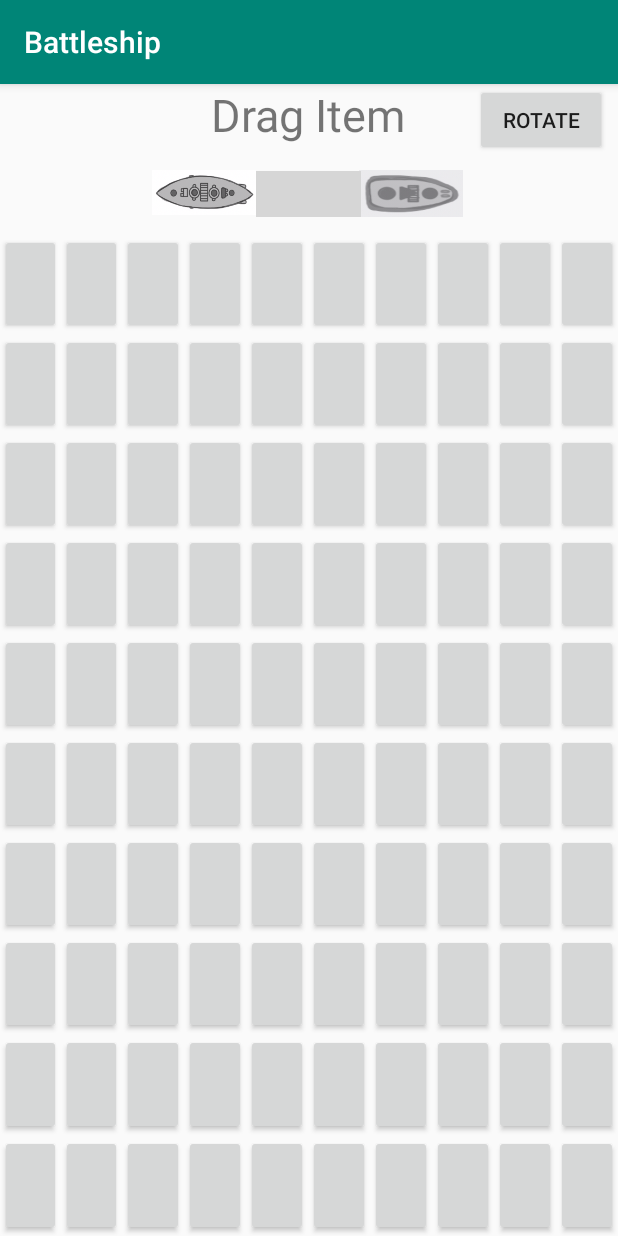
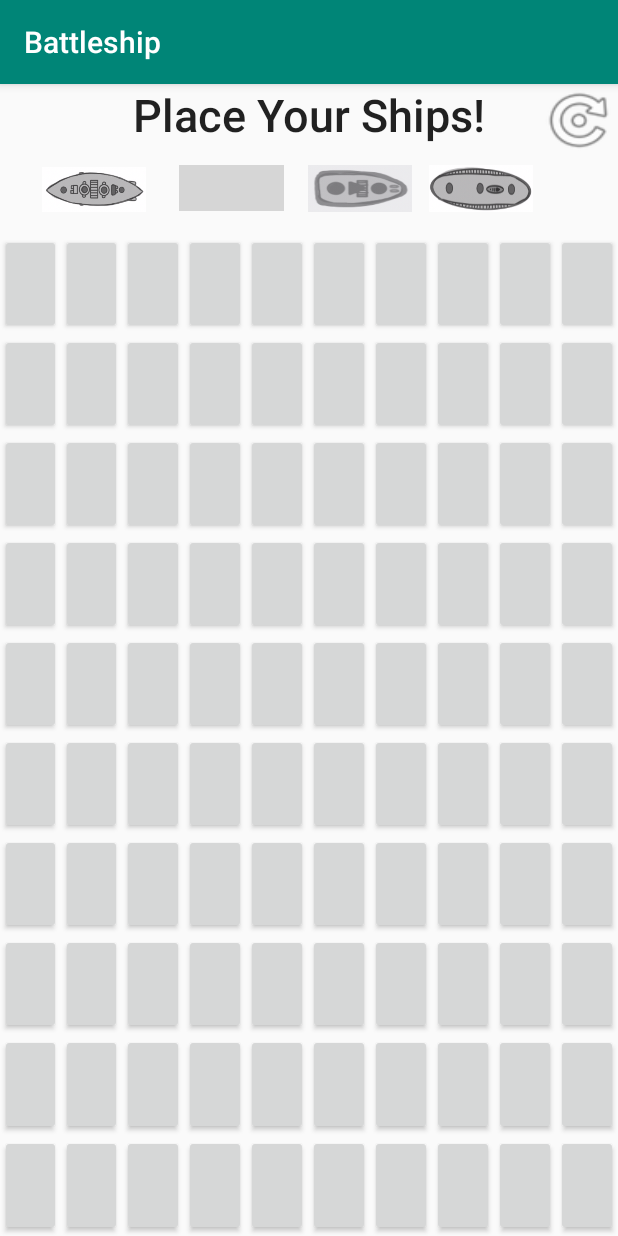
Before and after one commit to 21ChenYe/FIGHTBOAT, an Android app: the screen it shows after launch (MainActivity), on a phone screen of 412 x 824 dp. Run offline under Robolectric (Android 15) with nearby library versions, the phone set to English and light mode, and no system bars; grey boxes are pictures that could not be loaded.

Commit message:
Added Sub, rotate image

```diff
--- a/Battleship/app/src/main/java/com/example/battleship/MainActivity.java
+++ b/Battleship/app/src/main/java/com/example/battleship/MainActivity.java
@@ -27,6 +27,7 @@ public class MainActivity extends AppCompatActivity {
     private Ship carrier;
     private Ship battleship;
     private Ship cruiser;
+    private Ship sub;
     private Button buttonRotate;
     private String type;
     private String direction;
@@ -66,6 +67,12 @@ public class MainActivity extends AppCompatActivity {
         myOnLongClickListener LongClickListen3 = new myOnLongClickListener();
         cruiser.setOnLongClickListener(LongClickListen3);
 
+        sub = findViewById(R.id.sub_ship);
+        sub.setType("sub");
+        sub.setLength(3);
+        myOnLongClickListener LongClickListen4 = new myOnLongClickListener();
+        sub.setOnLongClickListener(LongClickListen4);
+
 
         buttonRotate = findViewById(R.id.rotate_button);
         buttonRotate.setOnClickListener(new View.OnClickListener() {
@@ -78,6 +85,8 @@ public class MainActivity extends AppCompatActivity {
                     battleship.setDirection("n");
                     cruiser.setRotation(cruiser.getRotation() + 90);
                     cruiser.setDirection("n");
+                    sub.setRotation(sub.getRotation() + 90);
+                    sub.setDirection("n");
                 }
                 else {
                     carrier.setRotation(carrier.getRotation() - 90);
@@ -86,6 +95,8 @@ public class MainActivity extends AppCompatActivity {
                     battleship.setDirection("e");
                     cruiser.setRotation(cruiser.getRotation() - 90);
                     cruiser.setDirection("e");
+                    sub.setRotation(sub.getRotation() - 90);
+                    sub.setDirection("e");
                 }
             }
         });
@@ -170,10 +181,10 @@ public class MainActivity extends AppCompatActivity {
                                 return false;
                             }
                         }
+                        if(!check(x,y)){
+                            return false;}
                                 if(direction.equals("n")){
-                                    if(!check(x,y)){
-                                        return false;
-                                    }
+
                                     for (int i = y; i < y+length ; i++){
                                         buttons[i][x].setBackgroundColor(Color.GREEN);
                                     }
@@ -250,7 +261,7 @@ public class MainActivity extends AppCompatActivity {
                                         buttons[y][x+i].setBackground(part);
                                     }
                                 }
-                                Ship[] shiparr = {carrier,battleship,cruiser};
+                                Ship[] shiparr = {carrier,battleship,cruiser,sub};
                                 for(int k = 0; k<shiparr.length;k++){
                                     if(shiparr[k].getType() == type){
                                         shiparr[k].setPositions(x,y);
--- a/Battleship/app/src/main/res/layout/activity_main.xml
+++ b/Battleship/app/src/main/res/layout/activity_main.xml
@@ -19,28 +19,33 @@
             android:layout_alignParentTop="true"
             android:layout_centerHorizontal="true"
             android:tag=""
-            android:text="Drag Item"
+            android:text="Place Your Ships!"
+            android:textAppearance="@style/TextAppearance.AppCompat.Body2"
             android:textSize="30sp" />
 
         <Button
             android:id="@+id/rotate_button"
-            android:layout_width="wrap_content"
+            android:layout_width="53dp"
             android:layout_height="wrap_content"
             android:layout_alignParentTop="true"
             android:layout_centerHorizontal="false"
-            android:layout_marginLeft="46dp"
+            android:layout_marginLeft="36dp"
             android:layout_toRightOf="@+id/text_view_player"
-            android:text="Rotate" />
+            android:background="@android:drawable/ic_menu_rotate"
+            android:textSize="7dp" />
 
         <com.example.battleship.Ship
             android:id="@+id/carrier_ship"
             android:layout_width="70dp"
             android:layout_height="31dp"
             android:layout_below="@+id/text_view_player"
+            android:layout_alignParentStart="true"
+            android:layout_alignParentLeft="true"
             android:layout_alignParentBottom="true"
-            android:layout_centerHorizontal="true"
-            android:layout_marginTop="17dp"
-            android:layout_marginBottom="11dp"
+            android:layout_marginStart="119dp"
+            android:layout_marginLeft="119dp"
+            android:layout_marginTop="13dp"
+            android:layout_marginBottom="15dp"
             android:background="@drawable/carrier"
             android:minHeight="48dp"
             android:text="Drag Me!" />
@@ -49,23 +54,40 @@
             android:id="@+id/battle_ship"
             android:layout_width="69dp"
             android:layout_height="30dp"
-            android:layout_alignBottom="@+id/carrier_ship"
-            android:layout_centerHorizontal="false"
+            android:layout_alignParentStart="true"
+            android:layout_alignParentLeft="true"
+            android:layout_alignParentTop="true"
+            android:layout_marginStart="28dp"
+            android:layout_marginLeft="28dp"
+            android:layout_marginTop="55dp"
             android:layout_marginRight="0dp"
-            android:layout_marginBottom="1dp"
-            android:layout_toLeftOf="@+id/carrier_ship"
-            android:background="@drawable/bship"
-            android:text="Drag Me!" />
+            android:layout_marginBottom="0dp"
+            android:background="@drawable/bship" />
 
         <com.example.battleship.Ship
             android:id="@+id/cruiser_ship"
             android:layout_width="69dp"
             android:layout_height="31dp"
-            android:layout_alignBottom="@+id/carrier_ship"
-            android:layout_centerHorizontal="false"
-            android:layout_marginLeft="-1dp"
-            android:layout_toRightOf="@+id/carrier_ship"
+            android:layout_alignParentStart="true"
+            android:layout_alignParentLeft="true"
+            android:layout_alignParentTop="true"
+            android:layout_marginStart="205dp"
+            android:layout_marginLeft="205dp"
+            android:layout_marginTop="54dp"
             android:background="@drawable/destroyer"
+            android:text="Drag Me!" />
+
+        <com.example.battleship.Ship
+            android:id="@+id/sub_ship"
+            android:layout_width="69dp"
+            android:layout_height="31dp"
+            android:layout_alignParentStart="true"
+            android:layout_alignParentLeft="true"
+            android:layout_alignParentTop="true"
+            android:layout_marginStart="286dp"
+            android:layout_marginLeft="286dp"
+            android:layout_marginTop="54dp"
+            android:background="@drawable/sub"
             android:text="Drag Me!" />
     </RelativeLayout>
 
@@ -95,8 +117,7 @@
             android:layout_width="0dp"
             android:layout_height="match_parent"
             android:layout_weight="1"
-            app:state="empty"
-            />
+            app:state="empty" />
 
         <com.example.battleship.Tile
             android:id="@+id/button_03"
```
